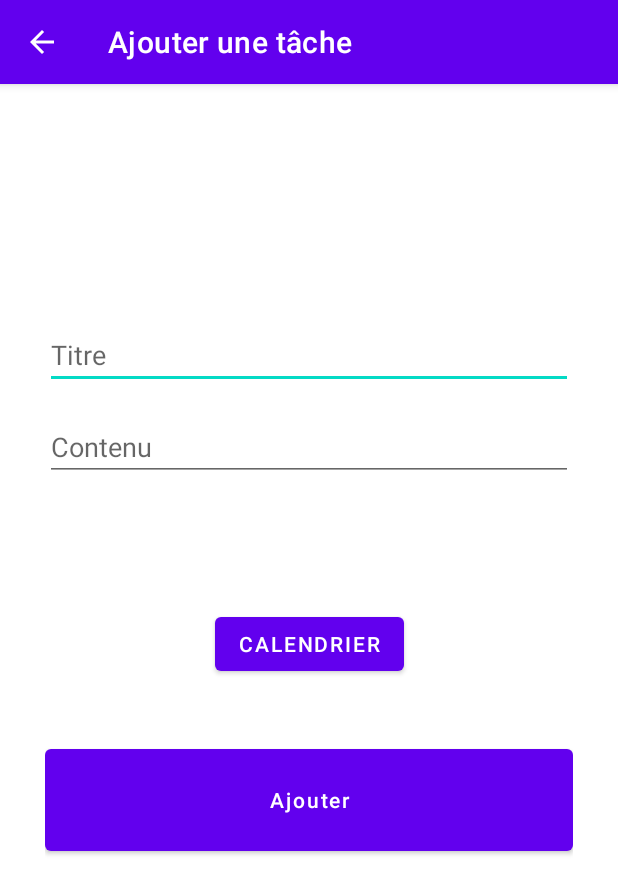
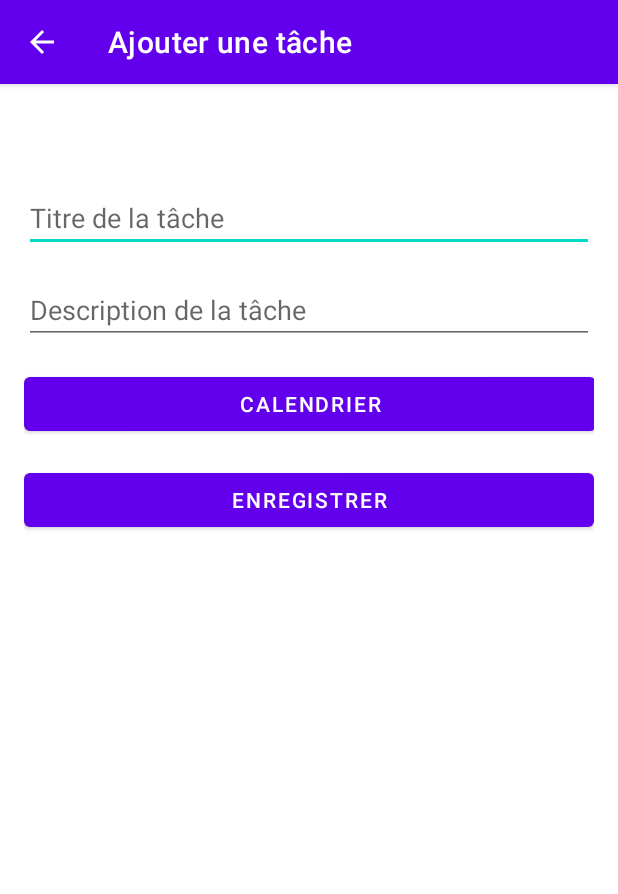
Before and after one commit to Maksew/TodoListKotlin, an Android app: the screen it shows after launch (AddActivities), after a tap on an icon or button, on a phone screen of 412 x 824 dp. Shown: the top 894 px of the screen. Run offline under Robolectric (Android 15) with nearby library versions, the phone set to English and light mode, and no system bars.

Commit message:
+ Correction bug update (Après saisis de la date le contenu des inputs n'est plus supprimés)

```diff
--- a/app/src/main/java/com/example/todolistkotlin/Calendar.kt
+++ b/app/src/main/java/com/example/todolistkotlin/Calendar.kt
@@ -31,9 +31,11 @@ class Calendar : AppCompatActivity() {
         saveButton = findViewById(R.id.saveButtonCalendar)
         saveButton.setOnClickListener {
             val selectedDate = date.text.toString()
-            val intent = Intent(this@Calendar, AddActivities::class.java)
+            val intent = Intent()
             intent.putExtra("selectedDate", selectedDate)
-            startActivity(intent)
+            setResult(RESULT_OK, intent)
+            finish()
         }
+
     }
 }
--- a/app/src/main/java/com/example/todolistkotlin/CustomAdapter.kt
+++ b/app/src/main/java/com/example/todolistkotlin/CustomAdapter.kt
@@ -14,7 +14,6 @@ class CustomAdapter(private val context: Context, private val taskId: ArrayList<
                     private val taskContent: ArrayList<String>) : RecyclerView.Adapter<CustomAdapter.MyViewHolder>() {
 
     inner class MyViewHolder(itemView: View) : RecyclerView.ViewHolder(itemView) {
-        var taskId_txt: TextView = itemView.findViewById(R.id.taskId_txt)
         var taskTitle_txt: TextView = itemView.findViewById(R.id.taskTitle_txt)
         var taskContent_txt: TextView = itemView.findViewById(R.id.taskContent_txt)
         var mainLayout: LinearLayout = itemView.findViewById(R.id.mainLayout)
@@ -31,7 +30,6 @@ class CustomAdapter(private val context: Context, private val taskId: ArrayList<
     }
 
     override fun onBindViewHolder(holder: MyViewHolder, position: Int) {
-        holder.taskId_txt.text = taskId[position]
         holder.taskTitle_txt.text = taskTitle[position]
         holder.taskContent_txt.text = taskContent[position]
 
--- a/app/src/main/java/com/example/todolistkotlin/Database.kt
+++ b/app/src/main/java/com/example/todolistkotlin/Database.kt
@@ -7,6 +7,8 @@ import android.database.Cursor
 import android.database.sqlite.SQLiteDatabase
 import android.database.sqlite.SQLiteOpenHelper
 import android.widget.Toast
+import java.text.SimpleDateFormat
+import java.util.*
 
 data class Task(var id: Int, var title: String, var content: String)
 
@@ -14,15 +16,17 @@ data class Task(var id: Int, var title: String, var content: String)
 class TaskDbHelper(context: Context) : SQLiteOpenHelper(context, DATABASE_NAME, null, DATABASE_VERSION) {
     companion object {
         const val DATABASE_NAME = "task_database"
-        const val DATABASE_VERSION = 1
+        const val DATABASE_VERSION = 2 // passer de 2 à 1
         const val TABLE_NAME = "task_table"
         const val COLUMN_ID = "id"
         const val COLUMN_TITLE = "title"
         const val COLUMN_CONTENT = "content"
+        const val COLUMN_DATE = "date"
     }
 
+
     override fun onCreate(db: SQLiteDatabase?) {
-        val createTableSql = "CREATE TABLE $TABLE_NAME ($COLUMN_ID INTEGER PRIMARY KEY AUTOINCREMENT, $COLUMN_TITLE TEXT, $COLUMN_CONTENT TEXT)"
+        val createTableSql = "CREATE TABLE $TABLE_NAME ($COLUMN_ID INTEGER PRIMARY KEY AUTOINCREMENT, $COLUMN_TITLE TEXT, $COLUMN_CONTENT TEXT, $COLUMN_DATE TEXT)"
         db?.execSQL(createTableSql)
     }
 
@@ -36,6 +40,7 @@ class TaskDbHelper(context: Context) : SQLiteOpenHelper(context, DATABASE_NAME,
         val values = ContentValues().apply {
             put(COLUMN_TITLE, task.title)
             put(COLUMN_CONTENT, task.content)
+            put(COLUMN_DATE, SimpleDateFormat("dd/MM/yyyy", Locale.getDefault()).format(Date()))
         }
         val result = db.insert(TABLE_NAME, null, values)
         db.close()
@@ -86,9 +91,9 @@ class TaskDbHelper(context: Context) : SQLiteOpenHelper(context, DATABASE_NAME,
         val db = this.writableDatabase
         val result = db.delete(TABLE_NAME, "$COLUMN_ID=?", arrayOf(row_id))
         if(result == -1){
-            Toast.makeText(activity, "Failed to Delete.", Toast.LENGTH_SHORT).show()
+            Toast.makeText(activity, "Echec de la suppression", Toast.LENGTH_SHORT).show()
         } else {
-            Toast.makeText(activity, "Successfully Deleted.", Toast.LENGTH_SHORT).show()
+            Toast.makeText(activity, "Supprimé avec succès", Toast.LENGTH_SHORT).show()
             activity.finish()
         }
     }
--- a/app/src/main/java/com/example/todolistkotlin/MainActivity.kt
+++ b/app/src/main/java/com/example/todolistkotlin/MainActivity.kt
@@ -39,11 +39,13 @@ class MainActivity : AppCompatActivity() {
         recyclerView.layoutManager = LinearLayoutManager(this)
     }
 
+
+
     private fun stockData() {
         val cursor = myDB.readAllData()
         if (cursor != null) {
             if (cursor.count == 0) {
-                Toast.makeText(this, "No data", Toast.LENGTH_SHORT).show()
+                Toast.makeText(this, "Pas de données", Toast.LENGTH_SHORT).show()
             } else {
                 while (cursor.moveToNext()) {
                     taskId.add(cursor.getString(0))
@@ -54,4 +56,6 @@ class MainActivity : AppCompatActivity() {
         }
     }
 
+
+
 }
--- a/app/src/main/res/layout/activity_add.xml
+++ b/app/src/main/res/layout/activity_add.xml
@@ -1,69 +1,53 @@
 <?xml version="1.0" encoding="utf-8"?>
-<androidx.constraintlayout.widget.ConstraintLayout xmlns:android="http://schemas.android.com/apk/res/android"
+<LinearLayout
+    xmlns:android="http://schemas.android.com/apk/res/android"
     xmlns:app="http://schemas.android.com/apk/res-auto"
-    xmlns:tools="http://schemas.android.com/tools"
     android:layout_width="match_parent"
     android:layout_height="match_parent"
-    android:padding="30dp"
-    tools:context=".AddActivities">
+    android:orientation="vertical"
+    android:padding="16dp">
+
+    <TextView
+        android:id="@+id/dateTextView"
+        android:layout_width="match_parent"
+        android:layout_height="wrap_content"
+        android:layout_marginBottom="16dp"
+        android:gravity="center"
+        android:text="Date"
+        android:textSize="25sp" />
 
     <EditText
         android:id="@+id/titleInput"
         android:layout_width="match_parent"
         android:layout_height="wrap_content"
-        android:layout_marginTop="128dp"
-        android:ems="10"
-        android:inputType="textPersonName"
-        android:hint="@string/titre"
-        app:layout_constraintEnd_toEndOf="parent"
-        app:layout_constraintHorizontal_bias="0.497"
-        app:layout_constraintStart_toStartOf="parent"
-        app:layout_constraintTop_toTopOf="parent" />
+        android:hint="Titre de la tâche"
+        android:nextFocusDown="@+id/contentInput" />
 
     <EditText
         android:id="@+id/contentInput"
         android:layout_width="match_parent"
         android:layout_height="wrap_content"
         android:layout_marginTop="16dp"
-        android:ems="10"
-        android:inputType="textPersonName"
-        android:hint="@string/contenu"
-        app:layout_constraintEnd_toEndOf="parent"
-        app:layout_constraintStart_toStartOf="parent"
-        app:layout_constraintTop_toBottomOf="@+id/titleInput" />
-
-    <TextView
-        android:id="@+id/dateTextView"
-        android:layout_width="match_parent"
-        android:layout_height="wrap_content"
-        android:layout_marginTop="25dp"
-        android:layout_marginStart="8dp"
-        android:layout_marginEnd="8dp"
-        app:layout_constraintTop_toBottomOf="@id/contentInput"/>
+        android:hint="Description de la tâche"
+        android:nextFocusDown="@+id/calendar" />
 
     <Button
         android:id="@+id/calendar"
-        android:layout_width="wrap_content"
+        android:layout_width="381dp"
         android:layout_height="wrap_content"
-        android:layout_marginStart="8dp"
-        android:layout_marginTop="40dp"
-        android:layout_marginEnd="8dp"
-        android:text="@string/calendrier"
+        android:layout_marginTop="16dp"
+        android:focusable="true"
+        android:focusableInTouchMode="true"
+        android:text="Calendrier"
         app:layout_constraintEnd_toEndOf="parent"
         app:layout_constraintStart_toStartOf="parent"
-        app:layout_constraintTop_toBottomOf="@+id/dateTextView" />
+        app:layout_constraintTop_toTopOf="parent" />
 
     <Button
         android:id="@+id/saveButton"
         android:layout_width="match_parent"
-        android:layout_height="80dp"
-        android:layout_marginTop="40dp"
-        android:text="@string/ajouter"
-        android:textAllCaps="false"
-        app:layout_constraintEnd_toEndOf="parent"
-        app:layout_constraintHorizontal_bias="0.266"
-        app:layout_constraintStart_toStartOf="parent"
-        app:layout_constraintTop_toBottomOf="@+id/calendar" />
+        android:layout_height="wrap_content"
+        android:layout_marginTop="16dp"
+        android:text="Enregistrer" />
 
-
-</androidx.constraintlayout.widget.ConstraintLayout>
+</LinearLayout>
```
Also changed, not shown: app/src/main/java/com/example/todolistkotlin/AddActivities.kt (+14 -1 lines), app/src/main/res/layout/row.xml (+16 -19 lines).
